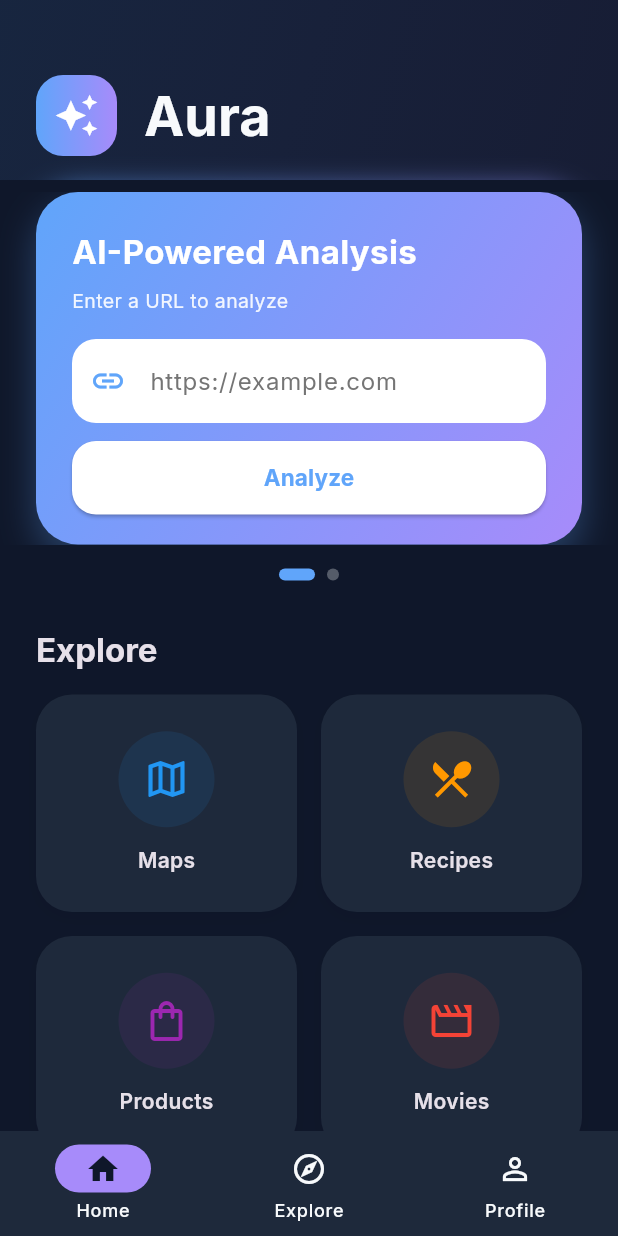
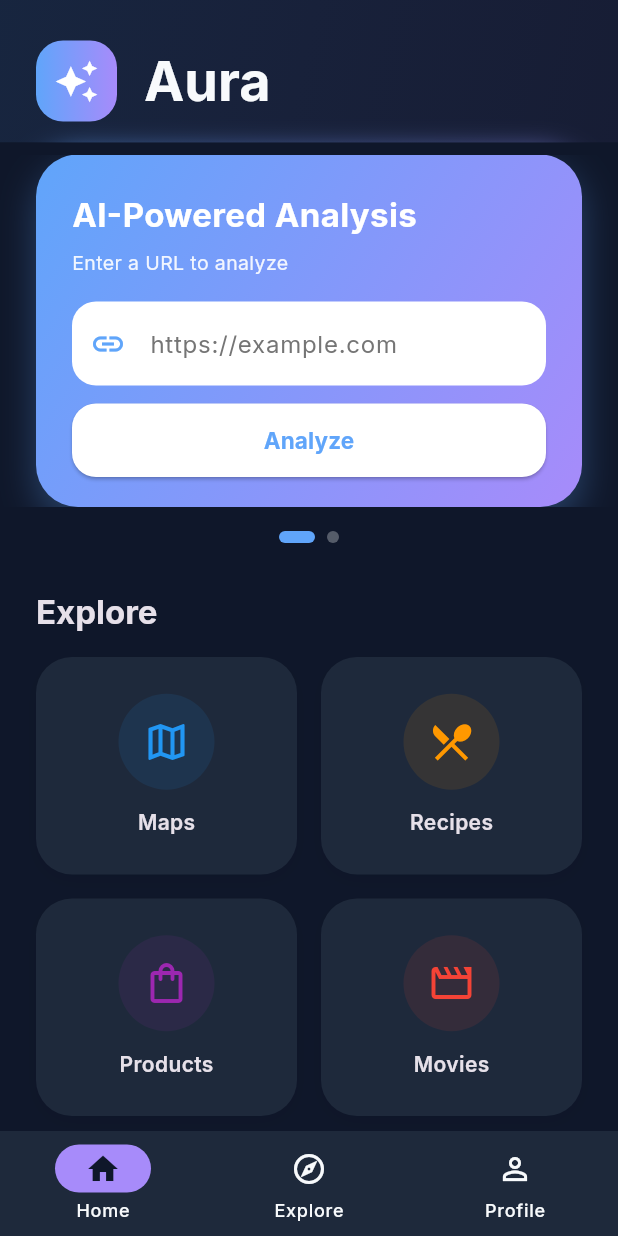
Before and after one commit to BerkT2/Aura-One, a Flutter app: the screen it shows after launch, on a phone screen of 412 x 824 dp. Run offline on Flutter 3.47's test engine with Material 3 defaults, Android fonts, the phone set to English and light mode, and no system bars; our stand-ins replace flutter_map, geolocator, google_fonts, latlong2.

Commit message:
Home screen update

```diff
--- a/lib/screens/home_screen.dart
+++ b/lib/screens/home_screen.dart
@@ -74,7 +74,7 @@ class _HomeScreenState extends State<HomeScreen> with SingleTickerProviderStateM
 
   SliverAppBar _buildModernAppBar(BuildContext context) {
     return SliverAppBar(
-      expandedHeight: 120,
+      expandedHeight: 95,
       floating: true,
       pinned: true,
       elevation: 0,
@@ -94,7 +94,7 @@ class _HomeScreenState extends State<HomeScreen> with SingleTickerProviderStateM
               ),
             ),
             child: FlexibleSpaceBar(
-              titlePadding: const EdgeInsets.only(left: 24, bottom: 16),
+              titlePadding: const EdgeInsets.only(left: 24, bottom: 14),
               title: Row(
                 children: [
                   Container(
```
